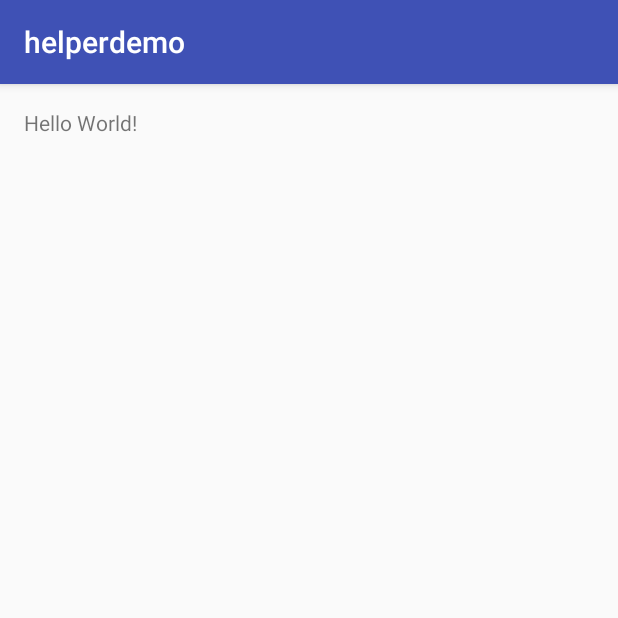
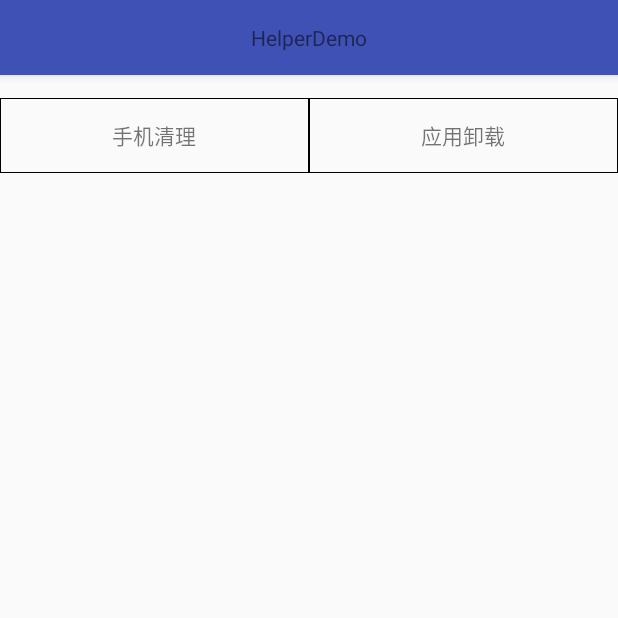
Before and after one commit to Weihuanming/HelperDemo, an Android app: the screen it shows after launch (MainActivity), on a phone screen of 412 x 824 dp, the top half of it. Run offline under Robolectric (Android 15) with nearby library versions, the phone set to English and light mode, and no system bars.

Commit message:
添加应用卸载功能

```diff
--- a/app/build.gradle
+++ b/app/build.gradle
@@ -25,5 +25,7 @@ dependencies {
         exclude group: 'com.android.support', module: 'support-annotations'
     })
     compile 'com.android.support:appcompat-v7:24.2.1'
+    compile 'com.android.support:design:24.2.1'
+    compile 'com.android.support:recyclerview-v7:24.2.1'
     testCompile 'junit:junit:4.12'
 }
--- a/app/src/main/java/com/helperdemo/MainActivity.java
+++ /dev/null
@@ -1,13 +0,0 @@
-package com.helperdemo;
-
-import android.support.v7.app.AppCompatActivity;
-import android.os.Bundle;
-
-public class MainActivity extends AppCompatActivity {
-
-    @Override
-    protected void onCreate(Bundle savedInstanceState) {
-        super.onCreate(savedInstanceState);
-        setContentView(R.layout.activity_main);
-    }
-}
--- /dev/null
+++ b/app/src/main/java/com/helperdemo/activity/MainActivity.java
@@ -0,0 +1,88 @@
+package com.helperdemo.activity;
+
+import android.content.Intent;
+import android.os.Bundle;
+import android.support.v7.widget.GridLayoutManager;
+import android.support.v7.widget.RecyclerView;
+import android.view.View;
+import android.view.ViewGroup;
+import android.widget.TextView;
+
+import com.helperdemo.R;
+import com.helperdemo.base.BaseActivity;
+
+public class MainActivity extends BaseActivity {
+
+    public RecyclerView recyclerView;
+
+    @Override
+    protected void onCreate(Bundle savedInstanceState) {
+        super.onCreate(savedInstanceState);
+        setContentView(R.layout.activity_main);
+        recyclerView = (RecyclerView)findViewById(R.id.content);
+        init();
+    }
+
+    public void init() {
+        recyclerView.setLayoutManager(new GridLayoutManager(this, 2));
+        ClearItemAdapter clearItemAdapter = new ClearItemAdapter();
+        recyclerView.setAdapter(clearItemAdapter);
+    }
+
+    private void onClearItemClick(ClearItem clearItem) {
+        switch (clearItem.name) {
+            case "手机清理":
+                break;
+            case "应用卸载":
+                Intent intent = new Intent(this,UnInStallActivity.class);
+                startActivity(intent);
+                break;
+        }
+    }
+
+    class ClearItemAdapter extends RecyclerView.Adapter<ClearItemViewHolder> {
+
+        @Override
+        public ClearItemViewHolder onCreateViewHolder(ViewGroup parent, int viewType) {
+            return new ClearItemViewHolder(getLayoutInflater().inflate(R.layout.view_main_item, parent, false));
+        }
+
+        @Override
+        public void onBindViewHolder(ClearItemViewHolder holder, int position) {
+            holder.textView.setText(clearItems[position].name);
+        }
+
+        @Override
+        public int getItemCount() {
+            return 2;
+        }
+    }
+
+    class ClearItemViewHolder extends RecyclerView.ViewHolder {
+        public TextView textView;
+
+        public ClearItemViewHolder(final View itemView) {
+            super(itemView);
+            textView = (TextView) itemView.findViewById(R.id.clear);
+            itemView.setOnClickListener(new View.OnClickListener() {
+                @Override
+                public void onClick(View v) {
+                    onClearItemClick(clearItems[getLayoutPosition()]);
+                }
+            });
+        }
+    }
+
+    ClearItem[] clearItems = new ClearItem[]{
+            new ClearItem("手机清理"),
+            new ClearItem("应用卸载")
+    };
+
+    class ClearItem {
+        String name;
+
+        public ClearItem(String name) {
+            this.name = name;
+        }
+    }
+}
--- /dev/null
+++ b/app/src/main/java/com/helperdemo/base/BaseActivity.java
@@ -0,0 +1,10 @@
+package com.helperdemo.base;
+
+import android.support.v7.app.AppCompatActivity;
+
+/**
+ * Created by whm on 16/12/5.
+ */
+
+public class BaseActivity extends AppCompatActivity{
+}
--- /dev/null
+++ b/app/src/main/res/drawable/shape.xml
@@ -0,0 +1,6 @@
+<?xml version="1.0" encoding="utf-8"?>
+<shape xmlns:android="http://schemas.android.com/apk/res/android">
+    <stroke
+        android:width="0.5dp"
+        android:color="@android:color/black" />
+</shape>
--- a/app/src/main/res/layout/activity_main.xml
+++ b/app/src/main/res/layout/activity_main.xml
@@ -4,14 +4,26 @@
     android:id="@+id/activity_main"
     android:layout_width="match_parent"
     android:layout_height="match_parent"
-    android:paddingBottom="@dimen/activity_vertical_margin"
-    android:paddingLeft="@dimen/activity_horizontal_margin"
-    android:paddingRight="@dimen/activity_horizontal_margin"
-    android:paddingTop="@dimen/activity_vertical_margin"
-    tools:context="com.helperdemo.MainActivity">
+    tools:context="com.helperdemo.activity.MainActivity">
 
-    <TextView
-        android:layout_width="wrap_content"
-        android:layout_height="wrap_content"
-        android:text="Hello World!" />
+    <android.support.design.widget.AppBarLayout
+        android:id="@+id/title"
+        android:layout_width="match_parent"
+        android:layout_height="50dp">
+
+        <TextView
+            android:layout_width="wrap_content"
+            android:layout_height="wrap_content"
+            android:layout_gravity="center"
+            android:layout_marginTop="15dp"
+            android:text="HelperDemo"/>
+
+    </android.support.design.widget.AppBarLayout>
+
+    <android.support.v7.widget.RecyclerView
+        android:id="@+id/content"
+        android:layout_width="match_parent"
+        android:layout_height="match_parent"
+        android:layout_below="@+id/title"/>
+
 </RelativeLayout>
--- /dev/null
+++ b/app/src/main/res/layout/view_main_item.xml
@@ -0,0 +1,14 @@
+<?xml version="1.0" encoding="utf-8"?>
+<RelativeLayout xmlns:android="http://schemas.android.com/apk/res/android"
+    android:layout_width="match_parent"
+    android:layout_height="match_parent">
+
+    <TextView
+        android:id="@+id/clear"
+        android:layout_marginTop="15dp"
+        android:layout_width="match_parent"
+        android:layout_height="50dp"
+        android:gravity="center"
+        android:background="@drawable/shape"/>
+
+</RelativeLayout>
--- a/app/src/main/res/values/styles.xml
+++ b/app/src/main/res/values/styles.xml
@@ -1,7 +1,7 @@
 <resources>
 
     <!-- Base application theme. -->
-    <style name="AppTheme" parent="Theme.AppCompat.Light.DarkActionBar">
+    <style name="AppTheme" parent="Theme.AppCompat.Light.NoActionBar">
         <!-- Customize your theme here. -->
         <item name="colorPrimary">@color/colorPrimary</item>
         <item name="colorPrimaryDark">@color/colorPrimaryDark</item>
```
Also changed, not shown: app/src/main/AndroidManifest.xml (+7 -1 lines), app/src/main/java/com/helperdemo/activity/UnInStallActivity.java (added, +107 -0 lines), app/src/main/java/com/helperdemo/util/BaseUtil.java (added, +64 -0 lines), app/src/main/res/layout/activity_uninstall.xml (added, +43 -0 lines), app/src/main/res/layout/view_unstall_item.xml (added, +53 -0 lines), app/src/main/res/mipmap-hdpi/back.png (added), app/src/main/res/mipmap-mdpi/back.png (added), app/src/main/res/mipmap-xhdpi/back.png (added), app/src/main/res/mipmap-xxhdpi/back.png (added), app/src/main/res/mipmap-xxxhdpi/back.png (added).
